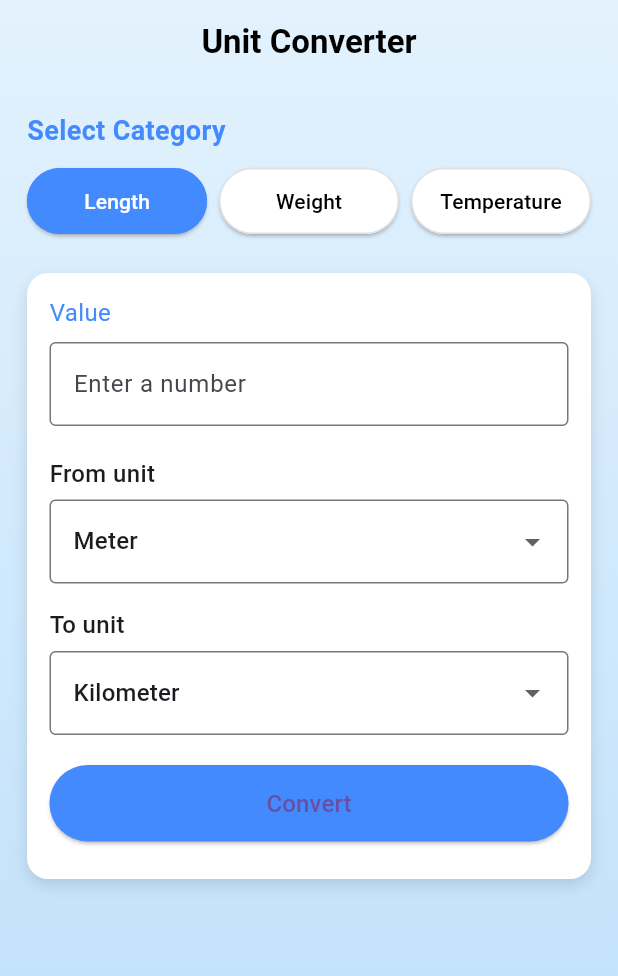
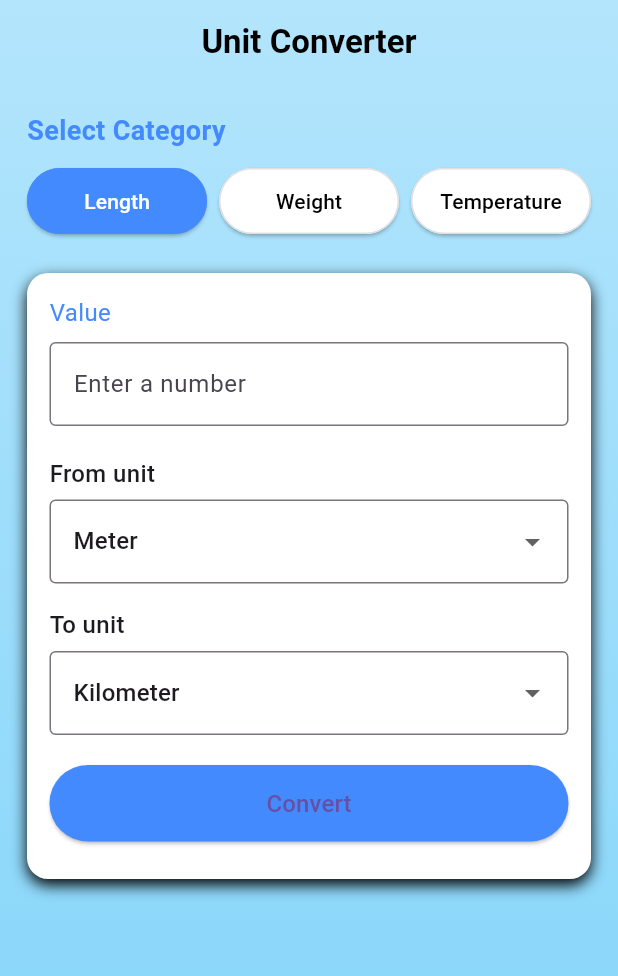
Before and after one commit to Yousofissa/convertunits, a Flutter app: the screen it shows after launch, on a phone screen of 412 x 824 dp. Shown: the top 976 px of the screen. Run offline on Flutter 3.47's test engine with Material 3 defaults, Android fonts, the phone set to English and light mode, and no system bars.

Commit message:
updated code

```diff
--- a/lib/main.dart
+++ b/lib/main.dart
@@ -81,7 +81,7 @@ class _ConverterPageState extends State<ConverterPage> {
     double? value = double.tryParse(valueController.text);
     if (value == null) {
       setState(() {
-        errorMessage = "Invalid input! Enter a number.";
+        errorMessage = "Invalid input. Enter a number.";
       });
       return;
     }
@@ -145,9 +145,9 @@ class _ConverterPageState extends State<ConverterPage> {
     }
 
     return Container(
-      decoration: const BoxDecoration(
+      decoration:  BoxDecoration(
         gradient: LinearGradient(
-          colors: [Color(0xFFE3F2FD), Color(0xFFBBDEFB)],
+          colors: [Colors.lightBlue.shade100, Colors.lightBlue.shade200],
           begin: Alignment.topCenter,
           end: Alignment.bottomCenter,
         ),
@@ -203,7 +203,7 @@ class _ConverterPageState extends State<ConverterPage> {
                   borderRadius: BorderRadius.circular(14),
                   boxShadow: [
                     BoxShadow(
-                      color: Colors.black12,
+                      color: Colors.black,
                       blurRadius: 8,
                       offset: const Offset(0, 4),
                     ),
```
